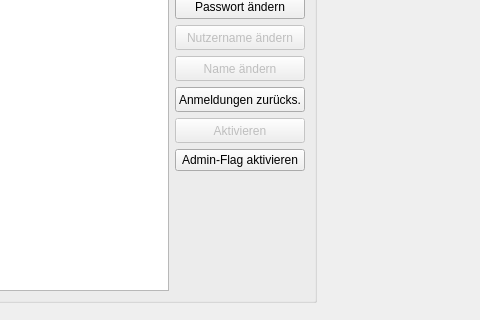
Qt form ui/qmamsusersettingswidget.ui (Christian-Kr/QualificationMatrix) before a commit; both pictures show x 494 to 974 and y 108 to 428 of the 1168 by 761 pixel window.
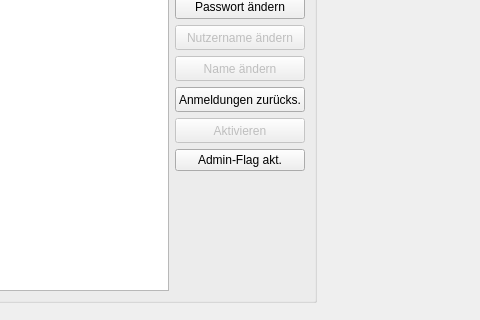
The same form after that commit.

Commit message: button for admin-flag change updates its ui text on selection change

```diff
--- a/ui/qmamsusersettingswidget.ui
+++ b/ui/qmamsusersettingswidget.ui
@@ -159,7 +159,7 @@
           <item>
            <widget class="QPushButton" name="pbChangeAdminState">
             <property name="text">
-             <string>Admin-Flag aktivieren</string>
+             <string>Admin-Flag akt.</string>
             </property>
            </widget>
           </item>
```
The commit also changes 1 other file.
